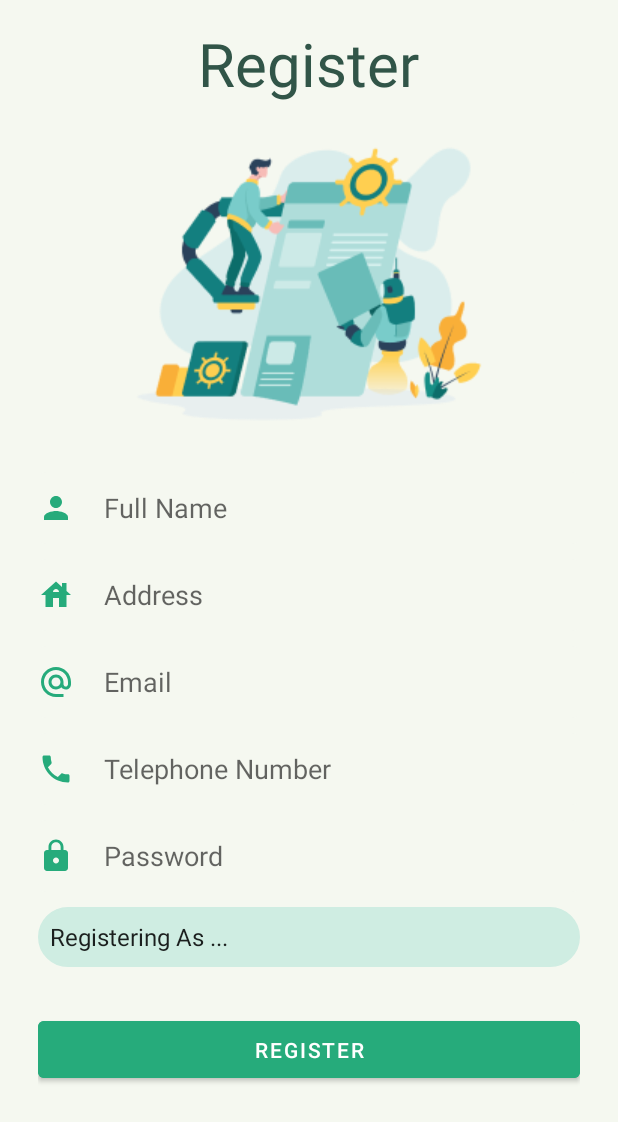
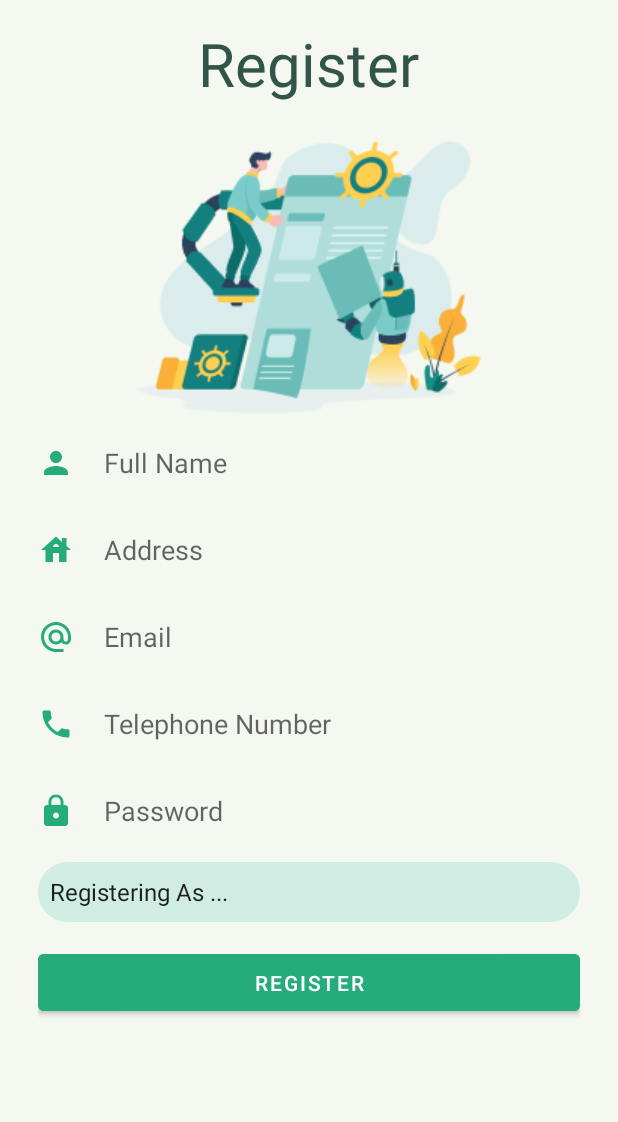
Before and after one commit to ThaminduChankana/TrashCoinApp, an Android app: the Register screen opened directly, with no data from a screen before it, on a phone screen of 412 x 824 dp. Shown: the top 1122 px of the screen. Run offline under Robolectric (Android 15) with nearby library versions, the phone set to English and light mode, and no system bars.

Commit message:
changed input layouts

```diff
--- a/app/src/main/res/layout/activity_register.xml
+++ b/app/src/main/res/layout/activity_register.xml
@@ -1,11 +1,17 @@
 <?xml version="1.0" encoding="utf-8"?>
-<RelativeLayout xmlns:android="http://schemas.android.com/apk/res/android"
+<ScrollView xmlns:android="http://schemas.android.com/apk/res/android"
     xmlns:app="http://schemas.android.com/apk/res-auto"
     xmlns:tools="http://schemas.android.com/tools"
     android:layout_width="match_parent"
     android:layout_height="match_parent"
     android:background="@color/background"
     tools:context=".activities.Register">
+
+    <LinearLayout
+        android:layout_width="match_parent"
+        android:layout_height="wrap_content"
+        android:gravity="center_horizontal"
+        android:orientation="vertical">
 
         <TextView
             android:id="@+id/tv_register"
@@ -23,7 +29,7 @@
             android:layout_width="wrap_content"
             android:layout_height="wrap_content"
             android:layout_centerHorizontal="true"
-        android:layout_marginTop="20dp"
+            android:layout_marginTop="15dp"
             android:contentDescription="@string/todo"
             android:src="@drawable/img_register" />
 
@@ -34,7 +40,8 @@
             android:layout_alignParentStart="true"
             android:layout_alignParentEnd="true"
             android:orientation="vertical"
-        android:padding="25dp">
+            android:paddingLeft="25dp"
+            android:paddingRight="25dp">
 
             <EditText
                 android:id="@+id/et_reg_full_name"
@@ -131,7 +138,7 @@
                 android:id="@+id/btn_register"
                 android:layout_width="match_parent"
                 android:layout_height="50dp"
-            android:layout_marginTop="30dp"
+                android:layout_marginTop="15dp"
                 android:backgroundTint="@color/btn_color"
                 android:text="@string/btn_register"
                 tools:ignore="DuplicateSpeakableTextCheck" />
@@ -148,4 +155,7 @@
 
         </LinearLayout>
 
-</RelativeLayout>
+    </LinearLayout>
+
+
+</ScrollView>
```
Also changed, not shown: app/src/main/AndroidManifest.xml (+32 -16 lines), app/src/main/res/layout/activity_add_inventory.xml (+12 -17 lines), app/src/main/res/layout/activity_edit_inventory.xml (+12 -12 lines), app/src/main/res/layout/activity_login_waste_collector.xml (+9 -3 lines), app/src/main/res/layout/activity_login_waste_disposer.xml (+10 -3 lines), app/src/main/res/layout/activity_login_waste_recycler.xml (+10 -2 lines). Lines whose indentation alone changed are shown as unchanged.
